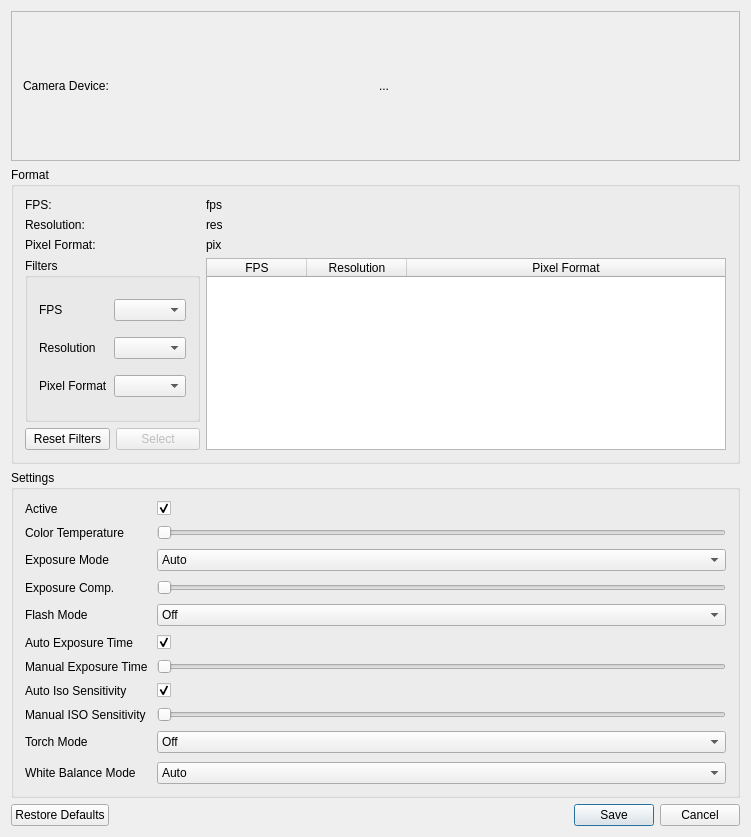
Old version of the form src/Windows/QtCameraControlsWindow/QtCameraControlsDialog.ui in the repository m-riley04/ModularSensorSystem.
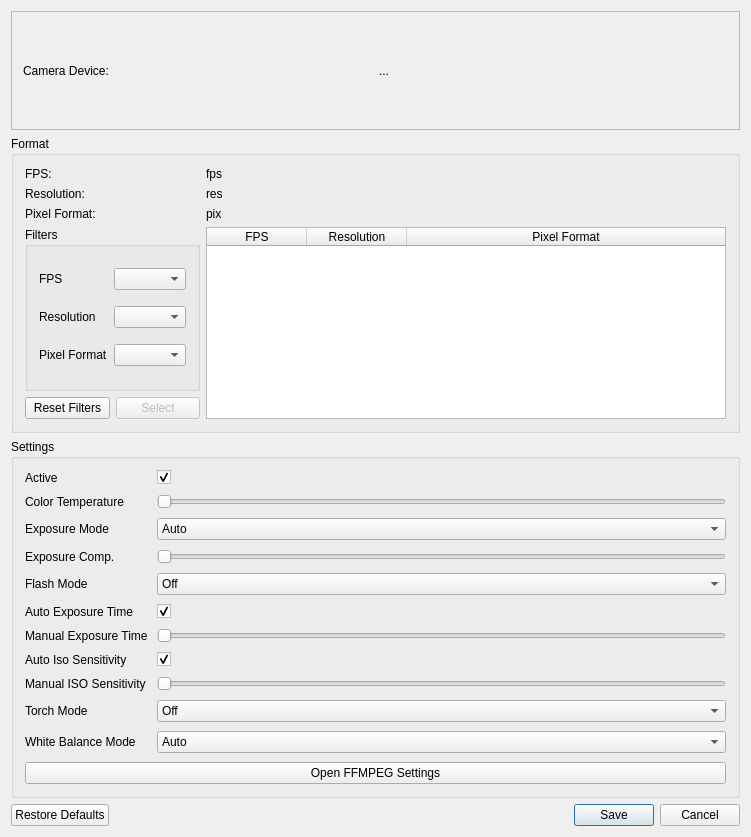
New version of the form.

Commit message: add ffmpeg controls (mainly for windows)

What changed in the file:
```diff
--- a/src/Windows/QtCameraControlsWindow/QtCameraControlsDialog.ui
+++ b/src/Windows/QtCameraControlsWindow/QtCameraControlsDialog.ui
@@ -195,72 +195,13 @@
      <property name="title">
       <string>Settings</string>
      </property>
-     <layout class="QFormLayout" name="formLayout">
+     <layout class="QGridLayout" name="gridLayout_3">
       <property name="sizeConstraint">
        <enum>QLayout::SizeConstraint::SetDefaultConstraint</enum>
       </property>
-      <property name="fieldGrowthPolicy">
-       <enum>QFormLayout::FieldGrowthPolicy::AllNonFixedFieldsGrow</enum>
-      </property>
-      <property name="horizontalSpacing">
+      <property name="spacing">
        <number>9</number>
       </property>
-      <property name="verticalSpacing">
-       <number>9</number>
-      </property>
-      <item row="0" column="0">
-       <widget class="QLabel" name="label_14">
-        <property name="text">
-         <string>Active</string>
-        </property>
-       </widget>
-      </item>
-      <item row="0" column="1">
-       <widget class="QCheckBox" name="checkboxActive">
-        <property name="text">
-         <string/>
-        </property>
-        <property name="checked">
-         <bool>true</bool>
-        </property>
-       </widget>
-      </item>
-      <item row="1" column="0">
-       <widget class="QLabel" name="label">
-        <property name="text">
-         <string>Color Temperature</string>
-        </property>
-        <property name="buddy">
-         <cstring>sliderColorTemp</cstring>
-        </property>
-       </widget>
-      </item>
-      <item row="1" column="1">
-       <widget class="QSlider" name="sliderColorTemp">
-        <property name="maximum">
-         <number>10000</number>
-        </property>
-        <property name="pageStep">
-         <number>100</number>
-        </property>
-        <property name="orientation">
-         <enum>Qt::Orientation::Horizontal</enum>
-        </property>
-        <property name="invertedControls">
-         <bool>false</bool>
-        </property>
-       </widget>
-      </item>
-      <item row="2" column="0">
-       <widget class="QLabel" name="label_3">
-        <property name="text">
-         <string>Exposure Mode</string>
-        </property>
-        <property name="buddy">
-         <cstring>dropdownExposureMode</cstring>
-        </property>
-       </widget>
-      </item>
       <item row="2" column="1">
        <widget class="QComboBox" name="dropdownExposureMode">
         <item>
@@ -350,13 +291,62 @@
         </item>
        </widget>
       </item>
-      <item row="3" column="0">
-       <widget class="QLabel" name="label_2">
+      <item row="2" column="0">
+       <widget class="QLabel" name="label_3">
         <property name="text">
-         <string>Exposure Comp.</string>
+         <string>Exposure Mode</string>
         </property>
         <property name="buddy">
-         <cstring>sliderExposureComp</cstring>
+         <cstring>dropdownExposureMode</cstring>
+        </property>
+       </widget>
+      </item>
+      <item row="5" column="1">
+       <widget class="QCheckBox" name="checkboxAutoExposureTime">
+        <property name="text">
+         <string/>
+        </property>
+        <property name="checked">
+         <bool>true</bool>
+        </property>
+       </widget>
+      </item>
+      <item row="9" column="0">
+       <widget class="QLabel" name="label_6">
+        <property name="text">
+         <string>Torch Mode</string>
+        </property>
+        <property name="buddy">
+         <cstring>dropdownTorchMode</cstring>
+        </property>
+       </widget>
+      </item>
+      <item row="4" column="1">
+       <widget class="QComboBox" name="dropdownFlashMode">
+        <item>
+         <property name="text">
+          <string>Off</string>
+         </property>
+        </item>
+        <item>
+         <property name="text">
+          <string>On</string>
+         </property>
+        </item>
+        <item>
+         <property name="text">
+          <string>Auto</string>
+         </property>
+        </item>
+       </widget>
+      </item>
+      <item row="7" column="1">
+       <widget class="QCheckBox" name="checkboxAutoIsoSensitivity">
+        <property name="text">
+         <string/>
+        </property>
+        <property name="checked">
+         <bool>true</bool>
         </property>
        </widget>
       </item>
@@ -367,6 +357,13 @@
         </property>
        </widget>
       </item>
+      <item row="0" column="0">
+       <widget class="QLabel" name="label_14">
+        <property name="text">
+         <string>Active</string>
+        </property>
+       </widget>
+      </item>
       <item row="4" column="0">
        <widget class="QLabel" name="label_4">
         <property name="text">
@@ -377,52 +374,6 @@
         </property>
        </widget>
       </item>
-      <item row="4" column="1">
-       <widget class="QComboBox" name="dropdownFlashMode">
-        <item>
-         <property name="text">
-          <string>Off</string>
-         </property>
-        </item>
-        <item>
-         <property name="text">
-          <string>On</string>
-         </property>
-        </item>
-        <item>
-         <property name="text">
-          <string>Auto</string>
-         </property>
-        </item>
-       </widget>
-      </item>
-      <item row="5" column="0">
-       <widget class="QLabel" name="label_15">
-        <property name="text">
-         <string>Auto Exposure Time</string>
-        </property>
-       </widget>
-      </item>
-      <item row="5" column="1">
-       <widget class="QCheckBox" name="checkboxAutoExposureTime">
-        <property name="text">
-         <string/>
-        </property>
-        <property name="checked">
-         <bool>true</bool>
-        </property>
-       </widget>
-      </item>
-      <item row="6" column="0">
-       <widget class="QLabel" name="label_7">
-        <property name="text">
-         <string>Manual Exposure Time</string>
-        </property>
-        <property name="buddy">
-         <cstring>sliderManualExposureTime</cstring>
-        </property>
-       </widget>
-      </item>
       <item row="6" column="1">
        <widget class="QSlider" name="sliderManualExposureTime">
         <property name="orientation">
@@ -430,75 +381,6 @@
         </property>
        </widget>
       </item>
-      <item row="7" column="0">
-       <widget class="QLabel" name="label_16">
-        <property name="text">
-         <string>Auto Iso Sensitivity</string>
-        </property>
-       </widget>
-      </item>
-      <item row="7" column="1">
-       <widget class="QCheckBox" name="checkboxAutoIsoSensitivity">
-        <property name="text">
-         <string/>
-        </property>
-        <property name="checked">
-         <bool>true</bool>
-        </property>
-       </widget>
-      </item>
-      <item row="8" column="0">
-       <widget class="QLabel" name="label_5">
-        <property name="text">
-         <string>Manual ISO Sensitivity</string>
-        </property>
-        <property name="buddy">
-         <cstring>sliderManualIsoSensitivity</cstring>
-        </property>
-       </widget>
-      </item>
-      <item row="8" column="1">
-       <widget class="QSlider" name="sliderManualIsoSensitivity">
-        <property name="maximum">
-         <number>128000</number>
-        </property>
-        <property name="pageStep">
-         <number>100</number>
-        </property>
-        <property name="orientation">
-         <enum>Qt::Orientation::Horizontal</enum>
-        </property>
-       </widget>
-      </item>
-      <item row="9" column="0">
-       <widget class="QLabel" name="label_6">
-        <property name="text">
-         <string>Torch Mode</string>
-        </property>
-        <property name="buddy">
-         <cstring>dropdownTorchMode</cstring>
-        </property>
-       </widget>
-      </item>
-      <item row="9" column="1">
-       <widget class="QComboBox" name="dropdownTorchMode">
-        <item>
-         <property name="text">
-          <string>Off</string>
-         </property>
-        </item>
-        <item>
-         <property name="text">
-          <string>On</string>
-         </property>
-        </item>
-        <item>
-         <property name="text">
-          <string>Auto</string>
-         </property>
-        </item>
-       </widget>
-      </item>
       <item row="10" column="0">
        <widget class="QLabel" name="label_8">
         <property name="text">
@@ -558,6 +440,125 @@
         </item>
        </widget>
       </item>
+      <item row="8" column="0">
+       <widget class="QLabel" name="label_5">
+        <property name="text">
+         <string>Manual ISO Sensitivity</string>
+        </property>
+        <property name="buddy">
+         <cstring>sliderManualIsoSensitivity</cstring>
+        </property>
+       </widget>
+      </item>
+      <item row="9" column="1">
+       <widget class="QComboBox" name="dropdownTorchMode">
+        <item>
+         <property name="text">
+          <string>Off</string>
+         </property>
+        </item>
+        <item>
+         <property name="text">
+          <string>On</string>
+         </property>
+        </item>
+        <item>
+         <property name="text">
+          <string>Auto</string>
+         </property>
+        </item>
+       </widget>
+      </item>
+      <item row="5" column="0">
+       <widget class="QLabel" name="label_15">
+        <property name="text">
+         <string>Auto Exposure Time</string>
+        </property>
+       </widget>
+      </item>
+      <item row="8" column="1">
+       <widget class="QSlider" name="sliderManualIsoSensitivity">
+        <property name="maximum">
+         <number>128000</number>
+        </property>
+        <property name="pageStep">
+         <number>100</number>
+        </property>
+        <property name="orientation">
+         <enum>Qt::Orientation::Horizontal</enum>
+        </property>
+       </widget>
+      </item>
+      <item row="6" column="0">
+       <widget class="QLabel" name="label_7">
+        <property name="text">
+         <string>Manual Exposure Time</string>
+        </property>
+        <property name="buddy">
+         <cstring>sliderManualExposureTime</cstring>
+        </property>
+       </widget>
+      </item>
+      <item row="1" column="0">
+       <widget class="QLabel" name="label">
+        <property name="text">
+         <string>Color Temperature</string>
+        </property>
+        <property name="buddy">
+         <cstring>sliderColorTemp</cstring>
+        </property>
+       </widget>
+      </item>
+      <item row="0" column="1">
+       <widget class="QCheckBox" name="checkboxActive">
+        <property name="text">
+         <string/>
+        </property>
+        <property name="checked">
+         <bool>true</bool>
+        </property>
+       </widget>
+      </item>
+      <item row="1" column="1">
+       <widget class="QSlider" name="sliderColorTemp">
+        <property name="maximum">
+         <number>10000</number>
+        </property>
+        <property name="pageStep">
+         <number>100</number>
+        </property>
+        <property name="orientation">
+         <enum>Qt::Orientation::Horizontal</enum>
+        </property>
+        <property name="invertedControls">
+         <bool>false</bool>
+        </property>
+       </widget>
+      </item>
+      <item row="3" column="0">
+       <widget class="QLabel" name="label_2">
+        <property name="text">
+         <string>Exposure Comp.</string>
+        </property>
+        <property name="buddy">
+         <cstring>sliderExposureComp</cstring>
+        </property>
+       </widget>
+      </item>
+      <item row="7" column="0">
+       <widget class="QLabel" name="label_16">
+        <property name="text">
+         <string>Auto Iso Sensitivity</string>
+        </property>
+       </widget>
+      </item>
+      <item row="11" column="0" colspan="2">
+       <widget class="QPushButton" name="buttonFFMPEG">
+        <property name="text">
+         <string>Open FFMPEG Settings</string>
+        </property>
+       </widget>
+      </item>
      </layout>
     </widget>
    </item>
```
The commit also changes 2 other files.
